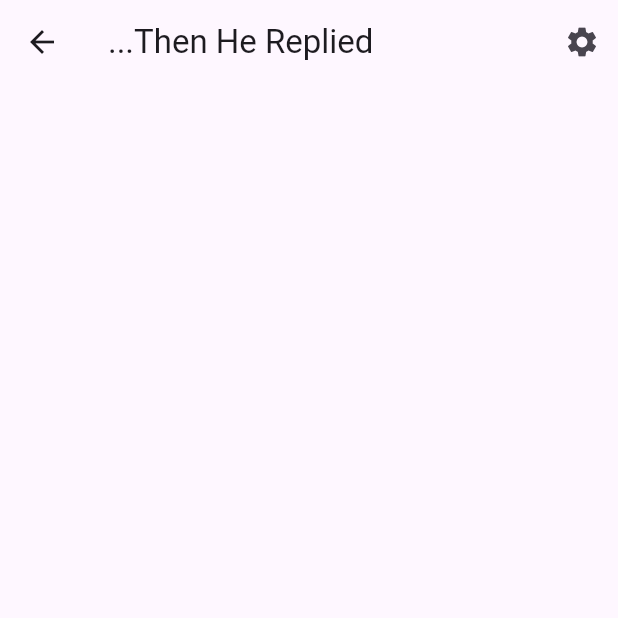
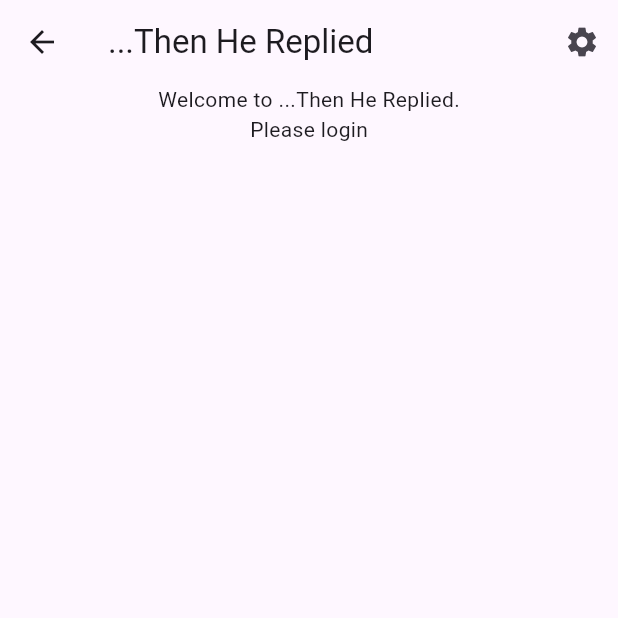
Before and after one commit to BMarx981/then_he_replied, a Flutter app: the LoginView screen opened directly, on a phone screen of 412 x 824 dp, the top half of it. Run offline on Flutter 3.47's test engine with Material 3 defaults, Android fonts, the phone set to English and light mode, and no system bars; our stand-ins replace flutter_riverpod; generated files the repository leaves out were written again.

Commit message:
Add login to the app.dart file.

```diff
--- a/lib/src/app.dart
+++ b/lib/src/app.dart
@@ -1,6 +1,7 @@
 import 'package:flutter/material.dart';
 import 'package:flutter_gen/gen_l10n/app_localizations.dart';
 import 'package:flutter_localizations/flutter_localizations.dart';
+import 'package:then_he_replied/src/presentation/login/login_view.dart';
 import 'package:then_he_replied/src/presentation/reply_details_screen/reply_item_details_view.dart';
 import 'package:then_he_replied/src/presentation/main_view.dart';
 
@@ -71,6 +72,8 @@ class MyApp extends StatelessWidget {
                     return SettingsView(controller: settingsController);
                   case ReplyItemDetailsView.routeName:
                     return const ReplyItemDetailsView();
+                  case LoginView.routeName:
+                    return const LoginView();
                   case ReplyItemMainView.routeName:
                   default:
                     return ReplyItemMainView();
--- a/lib/src/presentation/login/login_view.dart
+++ b/lib/src/presentation/login/login_view.dart
@@ -5,13 +5,21 @@ import 'package:then_he_replied/src/presentation/common/app_bar/app_bar.dart';
 class LoginView extends ConsumerWidget {
   const LoginView({super.key});
 
+  static const routeName = '/login';
+
   @override
   Widget build(BuildContext context, WidgetRef ref) {
     return const Scaffold(
-      appBar: PreferredSize(
-        preferredSize: Size(double.infinity, kToolbarHeight),
-        child: RepliedAppBar(),
-      ),
-    );
+        appBar: PreferredSize(
+          preferredSize: Size(double.infinity, kToolbarHeight),
+          child: RepliedAppBar(),
+        ),
+        body: Center(
+            child: Column(
+          children: [
+            Text("Welcome to ...Then He Replied."),
+            Text("Please login")
+          ],
+        )));
   }
 }
```
